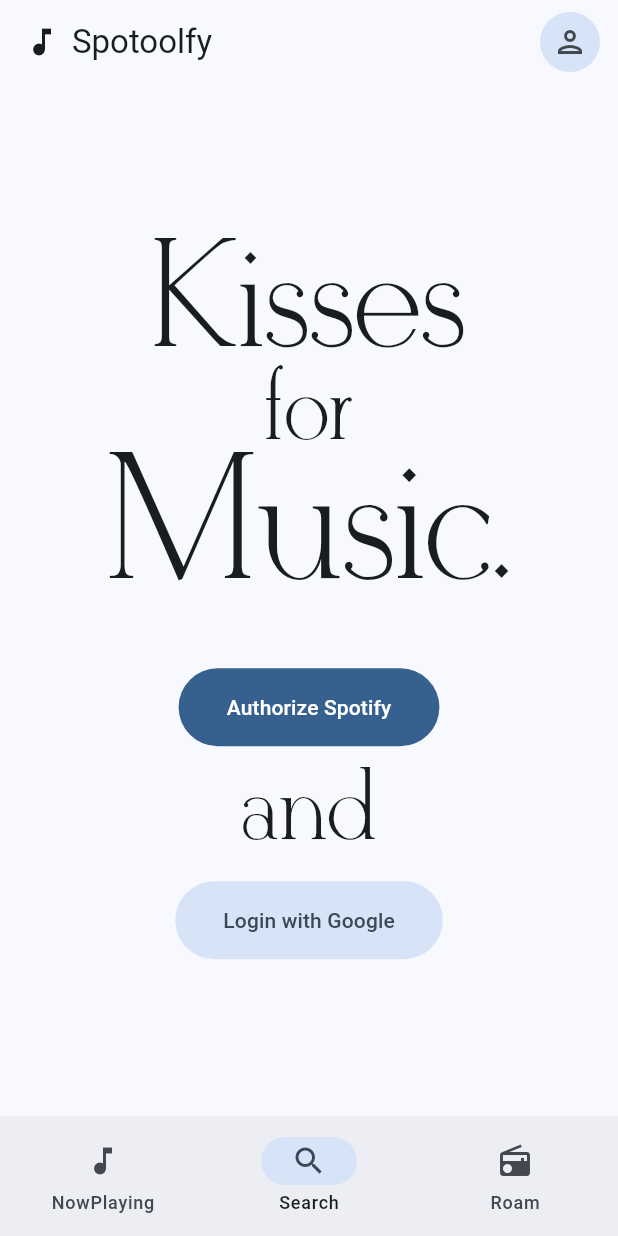
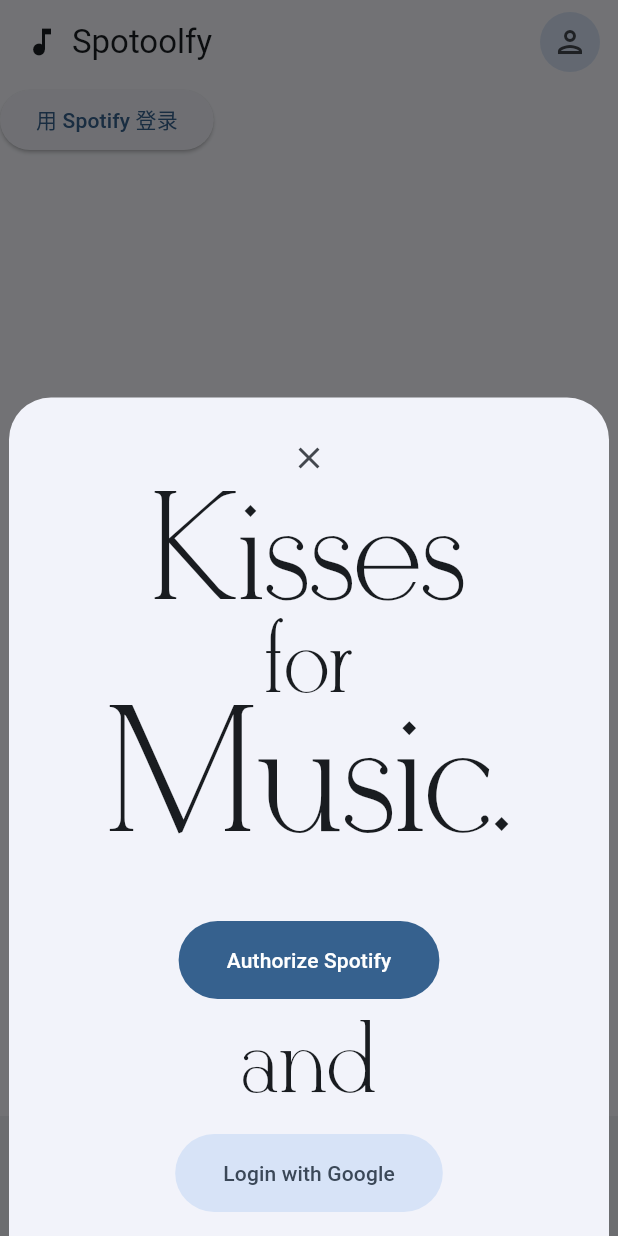
Before and after one commit to p2o51/spotoolfy_flutter, a Flutter app: the screen it shows after launch, item 2 of the bottom bar chosen, after a tap on the "person" icon, on a phone screen of 412 x 824 dp. Run offline on Flutter 3.47's test engine with Material 3 defaults, Android fonts, the phone set to English and light mode, and no system bars; our stand-ins replace flutter_secure_storage; missing offline and left inert: flutter_appauth.

Commit message:
完成 Oath2.0 流程（spotify_service），可以打印用户名，准备后续完成更多 Spotify API 的功能。

```diff
--- a/lib/main.dart
+++ b/lib/main.dart
@@ -4,9 +4,17 @@
 //临时把search页面注释掉，监视 login 页面
 import 'pages/roam.dart';
 import 'pages/login.dart';
+import 'test_widget/test_spotify.dart';
+import 'package:provider/provider.dart';
 
 void main() {
-  runApp(const MyApp());
+  runApp(MaterialApp(
+    theme: ThemeData(
+      colorScheme: ColorScheme.fromSeed(seedColor: Colors.blue),
+      useMaterial3: true,
+    ),
+    home: const MyApp()
+  ));
 }
 
 class MyApp extends StatefulWidget {
@@ -22,7 +30,7 @@
   // 准备所有页面
   final List<Widget> _pages = [
     const NowPlaying(),
-    const Login(),
+    TestSpotify(),
     //const Search(),
     //临时把search页面注释掉，监视 login 页面
     const Roam(),
@@ -30,13 +38,7 @@
 
   @override
   Widget build(BuildContext context) {
-    return MaterialApp(
-      title: 'Spotoolfy',
-      theme: ThemeData(
-        colorScheme: ColorScheme.fromSeed(seedColor: Colors.blue),
-        useMaterial3: true,
-      ),
-      home: Scaffold(
+    return Scaffold(
       appBar: AppBar(
         title: const Row(
           children: [
@@ -46,12 +48,26 @@
           ],
         ),
         actions: [
-            IconButton.filledTonal(onPressed: (){}, icon: const Icon(Icons.person_outlined),),
+          IconButton.filledTonal(
+            onPressed: () {
+              showModalBottomSheet(
+                context: context,
+                isScrollControlled: true,
+                useSafeArea: true,
+                constraints: const BoxConstraints(
+                  minWidth: 400,
+                ),
+                builder: (BuildContext context) {
+                  return const Login();
+                },
+              );
+            },
+            icon: const Icon(Icons.person_outlined),
+          ),
           const SizedBox(width: 8,),
         ],
-
       ),
-        body: _pages[_selectedIndex], // 直接切换页面
+      body: _pages[_selectedIndex],
       bottomNavigationBar: NavigationBar(
         selectedIndex: _selectedIndex,
         onDestinationSelected: (int index) {
@@ -74,7 +90,6 @@
           ),
         ],
       ),
-      ),
     );
   }
 }
--- a/lib/pages/login.dart
+++ b/lib/pages/login.dart
@@ -1,19 +1,23 @@
 import 'package:flutter/material.dart';
 
-class Login extends StatefulWidget {
+class Login extends StatelessWidget {
   const Login({super.key});
-  @override
-  State<Login> createState() => _LoginState();
-}
 
-class _LoginState extends State<Login> {
   @override
   Widget build(BuildContext context) {
-    return Center(
+    return Container(
+      padding: const EdgeInsets.all(16),
       child: Column(
+        mainAxisSize: MainAxisSize.min,
         mainAxisAlignment: MainAxisAlignment.center,
         crossAxisAlignment: CrossAxisAlignment.center,
         children: [
+          IconButton(
+            onPressed: () {
+              Navigator.pop(context);
+            },
+            icon: const Icon(Icons.close),
+          ),
           const Welcome(),
           const SizedBox(height: 40),
           FilledButton(
--- /dev/null
+++ b/lib/services/spotify_service.dart
@@ -0,0 +1,284 @@
+//spotify_service.dart
+import 'package:flutter_appauth/flutter_appauth.dart';
+import 'package:flutter_secure_storage/flutter_secure_storage.dart';
+import 'package:http/http.dart' as http;
+import 'dart:convert';
+
+/// Spotify 认证响应模型
+class SpotifyAuthResponse {
+  final String accessToken;
+  final String? refreshToken;
+  final DateTime expirationDateTime;
+  final String tokenType;
+
+  SpotifyAuthResponse({
+    required this.accessToken,
+    this.refreshToken,
+    required this.expirationDateTime,
+    required this.tokenType,
+  });
+}
+
+/// Spotify API 错误
+class SpotifyAuthException implements Exception {
+  final String message;
+  final String? code;
+
+  SpotifyAuthException(this.message, {this.code});
+
+  @override
+  String toString() => 'SpotifyAuthException: $message${code != null ? ' (code: $code)' : ''}';
+}
+
+/// Spotify 认证服务类
+class SpotifyAuthService {
+  final FlutterAppAuth _appAuth;
+  final FlutterSecureStorage _secureStorage;
+
+  // Spotify OAuth 配置
+  final String clientId;
+  final String clientSecret;
+  final String redirectUrl;
+
+  // 存储键名
+  static const String _accessTokenKey = 'spotify_access_token';
+  static const String _refreshTokenKey = 'spotify_refresh_token';
+  static const String _expirationKey = 'spotify_token_expiration';
+
+  // Spotify OAuth 端点
+  static const String _authEndpoint = 'https://accounts.spotify.com/authorize';
+  static const String _tokenEndpoint = 'https://accounts.spotify.com/api/token';
+
+  SpotifyAuthService({
+    required this.clientId,
+    required this.clientSecret,
+    required this.redirectUrl,
+    FlutterAppAuth? appAuth,
+    FlutterSecureStorage? secureStorage,
+  }) : _appAuth = appAuth ?? FlutterAppAuth(),
+        _secureStorage = secureStorage ?? const FlutterSecureStorage();
+
+  /// 配置服务端点
+  AuthorizationServiceConfiguration get _serviceConfiguration =>
+      const AuthorizationServiceConfiguration(
+        authorizationEndpoint: _authEndpoint,
+        tokenEndpoint: _tokenEndpoint,
+      );
+
+  /// 获取默认的 scope 列表
+  List<String> get defaultScopes => [
+    'user-read-private',
+    'user-read-email',
+    'playlist-read-private',
+    'user-library-read',
+  ];
+
+  /// 检查是否已认证
+  Future<bool> isAuthenticated() async {
+    try {
+      final token = await _secureStorage.read(key: _accessTokenKey);
+      final expirationStr = await _secureStorage.read(key: _expirationKey);
+
+      if (token == null || expirationStr == null) return false;
+
+      final expiration = DateTime.parse(expirationStr);
+      if (expiration.isBefore(DateTime.now())) {
+        return await refreshToken() != null;
+      }
+
+      return true;
+    } catch (e) {
+      return false;
+    }
+  }
+
+Future<SpotifyAuthResponse> login({List<String>? scopes}) async {
+  try {
+    print('准备 OAuth 请求...');
+    print('配置信息:');
+    print('- clientId: $clientId');
+    print('- clientSecret: ${clientSecret.substring(0, 4)}...');
+    print('- redirectUrl: $redirectUrl');
+    print('- scopes: ${scopes ?? defaultScopes}');
+    print('- authEndpoint: $_authEndpoint');
+    print('- tokenEndpoint: $_tokenEndpoint');
+
+    final request = AuthorizationTokenRequest(
+      clientId,
+      redirectUrl,
+      clientSecret: clientSecret,
+      serviceConfiguration: _serviceConfiguration,
+      scopes: scopes ?? defaultScopes,
+      promptValues: ['login'],
+      additionalParameters: {
+        'show_dialog': 'true',
+        'response_type': 'code',
+        'access_type': 'offline',
+      },
+    );
+
+    print('创建授权请求对象成功，准备发送请求...');
+
+    // 使用分步授权方式
+    final authResult = await _appAuth.authorize(
+      AuthorizationRequest(
+        clientId,
+        redirectUrl,
+        serviceConfiguration: _serviceConfiguration,
+        scopes: scopes ?? defaultScopes,
+        promptValues: ['login'],
+        additionalParameters: {
+          'show_dialog': 'true',
+        },
+      ),
+    );
+
+    print('收到授权响应');
+    if (authResult == null) {
+      print('授权失败: 收到空响应');
+      throw SpotifyAuthException('Authorization failed: No response received');
+    }
+
+    print('授权成功，开始获取令牌...');
+
+    // 使用授权码获取令牌
+    final tokenResult = await _appAuth.token(
+      TokenRequest(
+        clientId,
+        redirectUrl,
+        authorizationCode: authResult.authorizationCode,
+        codeVerifier: authResult.codeVerifier,
+        serviceConfiguration: _serviceConfiguration,
+        clientSecret: clientSecret,
+      ),
+    );
+
+    if (tokenResult == null) {
+      throw SpotifyAuthException('Token exchange failed: No response received');
+    }
+
+    final response = SpotifyAuthResponse(
+      accessToken: tokenResult.accessToken!,
+      refreshToken: tokenResult.refreshToken,
+      expirationDateTime: tokenResult.accessTokenExpirationDateTime ??
+          DateTime.now().add(const Duration(hours: 1)),
+      tokenType: tokenResult.tokenType ?? 'Bearer',
+    );
+
+    print('开始保存认证响应...');
+    await _saveAuthResponse(response);
+    print('认证响应保存完成');
+
+    return response;
+  } catch (e, stack) {
+    print('OAuth 错误详情:');
+    print('错误类型: ${e.runtimeType}');
+    print('错误消息: $e');
+    print('堆栈跟踪:');
+    print(stack);
+    rethrow;
+    }
+  }
+
+  /// 刷新访问令牌
+  Future<SpotifyAuthResponse?> refreshToken() async {
+    try {
+      final storedRefreshToken = await _secureStorage.read(key: _refreshTokenKey);
+      if (storedRefreshToken == null) {
+        throw SpotifyAuthException('No refresh token available');
+      }
+
+      final result = await _appAuth.token(
+        TokenRequest(
+          clientId,
+          redirectUrl,
+          serviceConfiguration: _serviceConfiguration,
+          refreshToken: storedRefreshToken,
+          grantType: 'refresh_token',
+        ),
+      );
+
+      if (result == null) {
+        throw SpotifyAuthException('Token refresh failed: No response received');
+      }
+
+      final response = SpotifyAuthResponse(
+        accessToken: result.accessToken!,
+        refreshToken: result.refreshToken ?? storedRefreshToken,
+        expirationDateTime: result.accessTokenExpirationDateTime ??
+            DateTime.now().add(const Duration(hours: 1)),
+        tokenType: result.tokenType ?? 'Bearer',
+      );
+
+      await _saveAuthResponse(response);
+      return response;
+    } catch (e) {
+      // 如果刷新失败，清除存储的令牌
+      await logout();
+      return null;
+    }
+  }
+
+  /// 保存认证响应到安全存储
+  Future<void> _saveAuthResponse(SpotifyAuthResponse response) async {
+    await Future.wait([
+      _secureStorage.write(key: _accessTokenKey, value: response.accessToken),
+      if (response.refreshToken != null)
+        _secureStorage.write(key: _refreshTokenKey, value: response.refreshToken),
+      _secureStorage.write(
+        key: _expirationKey,
+        value: response.expirationDateTime.toIso8601String(),
+      ),
+    ]);
+  }
+
+  /// 获取当前的访问令牌
+  Future<String?> getAccessToken() async {
+    if (!await isAuthenticated()) return null;
+    return await _secureStorage.read(key: _accessTokenKey);
+  }
+
+  /// 登出并清除所有存储的令牌
+  Future<void> logout() async {
+    await Future.wait([
+      _secureStorage.delete(key: _accessTokenKey),
+      _secureStorage.delete(key: _refreshTokenKey),
+      _secureStorage.delete(key: _expirationKey),
+    ]);
+  }
+
+  /// 创建带有认证头的 HTTP 请求头
+  Future<Map<String, String>> getAuthenticatedHeaders() async {
+    final token = await getAccessToken();
+    if (token == null) {
+      throw SpotifyAuthException('No access token available');
+    }
+
+    return {
+      'Authorization': 'Bearer $token',
+      'Content-Type': 'application/json',
+    };
+  }
+  /// 获取用户信息
+  Future<Map<String, dynamic>> getUserProfile() async {
+    try {
+      final headers = await getAuthenticatedHeaders();
+      final response = await http.get(
+        Uri.parse('https://api.spotify.com/v1/me'),
+        headers: headers,
+      );
+
+      if (response.statusCode != 200) {
+        throw SpotifyAuthException(
+          'Failed to get user profile: ${response.body}',
+          code: response.statusCode.toString(),
+        );
+      }
+
+      return json.decode(response.body);
+    } catch (e) {
+      print('获取用户信息失败: $e');
+      rethrow;
+    }
+  }
+}
--- /dev/null
+++ b/lib/test_widget/test_spotify.dart
@@ -0,0 +1,114 @@
+import 'package:flutter/material.dart';
+import '../services/spotify_service.dart';
+
+class TestSpotify extends StatefulWidget {
+  @override
+  State<TestSpotify> createState() => _TestSpotifyState();
+}
+
+class _TestSpotifyState extends State<TestSpotify> {
+  final spotifyAuthService = SpotifyAuthService(
+    clientId: '64103961829a42328a6634fb80574191',
+    clientSecret: '2d1ae3a42dc94650887f4c73ab6926d1',
+    redirectUrl: 'spotoolfy://callback',
+  );
+
+  String? username;
+  bool isLoading = false;
+
+  @override
+  Widget build(BuildContext context) {
+    return Column(
+      mainAxisSize: MainAxisSize.min,
+      children: [
+        if (username != null)
+          Padding(
+            padding: const EdgeInsets.all(16.0),
+            child: Text(
+              '欢迎, $username!',
+              style: Theme.of(context).textTheme.titleLarge,
+            ),
+          ),
+        ElevatedButton(
+          onPressed: isLoading ? null : _handleLogin,
+          child: isLoading
+              ? const SizedBox(
+            width: 20,
+            height: 20,
+            child: CircularProgressIndicator(strokeWidth: 2),
+          )
+              : Text(username == null ? '用 Spotify 登录' : '重新登录'),
+        ),
+      ],
+    );
+  }
+
+  Future<void> _handleLogin() async {
+    try {
+      setState(() {
+        isLoading = true;
+      });
+
+      print('开始登录流程...');
+      print('使用的配置：');
+      print('clientId: ${spotifyAuthService.clientId}');
+      print('redirectUrl: ${spotifyAuthService.redirectUrl}');
+
+      final result = await spotifyAuthService.login();
+      print('登录结果: $result');
+
+      // 获取用户信息
+      final userProfile = await spotifyAuthService.getUserProfile();
+      print('用户信息:');
+      print('- 用户名: ${userProfile['display_name']}');
+      print('- 邮箱: ${userProfile['email']}');
+      print('- ID: ${userProfile['id']}');
+
+      if (mounted) {
+        setState(() {
+          username = userProfile['display_name'];
+        });
+
+        ScaffoldMessenger.of(context).showSnackBar(
+          SnackBar(
+            content: Text('登录成功！'),
+            duration: const Duration(seconds: 3),
+          ),
+        );
+      }
+    } catch (e, stackTrace) {
+      print('操作失败');
+      print('错误类型: ${e.runtimeType}');
+      print('错误信息: $e');
+      print('堆栈跟踪:');
+      print(stackTrace);
+
+      if (mounted) {
+        setState(() {
+          username = null;
+        });
+
+        ScaffoldMessenger.of(context).showSnackBar(
+          SnackBar(
+            content: Column(
+              mainAxisSize: MainAxisSize.min,
+              crossAxisAlignment: CrossAxisAlignment.start,
+              children: [
+                Text('操作失败'),
+                Text('错误类型: ${e.runtimeType}'),
+                Text('错误信息: $e'),
+              ],
+            ),
+            duration: const Duration(seconds: 5),
+          ),
+        );
+      }
+    } finally {
+      if (mounted) {
+        setState(() {
+          isLoading = false;
+        });
+      }
+    }
+  }
+}
--- a/lib/widgets/materialui.dart
+++ b/lib/widgets/materialui.dart
@@ -37,15 +37,23 @@
   @override
   Widget build(BuildContext context) {
     return Row(
+      mainAxisSize: MainAxisSize.min,
       mainAxisAlignment: MainAxisAlignment.center,
       children: [
-            Icon(icon, color: Theme.of(context).colorScheme.primary, size: 16),
+        Icon(
+            icon,
+            color: Theme.of(context).colorScheme.primary,
+            size: 16
+        ),
         const SizedBox(width: 8),
-            Text(
+        Flexible(  // 添加 Flexible 来允许文本在需要时换行或收缩
+          child: Text(
             text,
             style: TextStyle(
               color: Theme.of(context).colorScheme.primary,
               letterSpacing: 2.0,
+            ),
+
           ),
         ),
       ],
--- a/lib/widgets/player.dart
+++ b/lib/widgets/player.dart
@@ -19,27 +19,18 @@
         crossAxisAlignment: CrossAxisAlignment.start,
         children: [
           Stack(
-        children: [
-          Padding(
+          children: [
+          Positioned(child: Padding(
             padding: const EdgeInsets.fromLTRB(48, 32, 48, 32),
             child: ClipRRect(
               borderRadius: BorderRadius.circular(16.0),
               child: Image.asset('assets/examples/CXOXO.png'),
             ),
-          ),
-          const Positioned(
-            top: 0,
-            left: 0,
-            right: 0,
-            child: Row(
-              mainAxisAlignment: MainAxisAlignment.center,
-              children: [
-              IconHeader(icon: Icons.music_note, text: 'NOWPLAYING'),
-            ],),
-          ),
+          ),),
+
           Positioned(
             bottom: 64,
-            right: 0,
+            right: 10,
             child: PlayButton(
               isPlaying: isPlaying,
               onPressed: () {
--- a/pubspec.yaml
+++ b/pubspec.yaml
@@ -35,7 +35,10 @@
   # The following adds the Cupertino Icons font to your application.
   # Use with the CupertinoIcons class for iOS style icons.
   cupertino_icons: ^1.0.8
-  spotify_sdk: ^3.0.2
+  flutter_appauth: ^8.0.1
+  flutter_secure_storage: ^9.2.2
+  http: ^1.2.2
+  provider: ^6.1.2
 
 dev_dependencies:
   flutter_test:
```
Also changed, not shown: pubspec.lock, 2 other files. Lines whose indentation alone changed are shown as unchanged.
